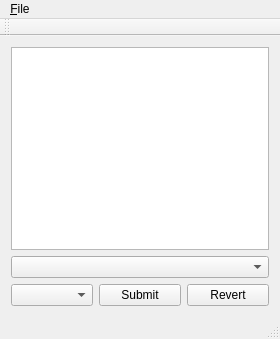
kupuk090/SQLBrowser, file mainwindow.ui: the form before one commit.
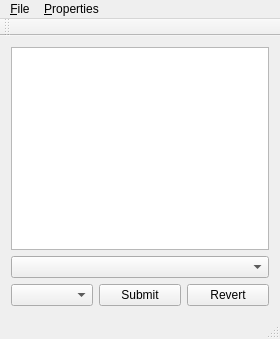
The form after the commit.

The edit to the form file:
```diff
--- a/mainwindow.ui
+++ b/mainwindow.ui
@@ -77,7 +77,14 @@
     </property>
     <addaction name="actionAdd_Connection"/>
    </widget>
+   <widget class="QMenu" name="menuProperties">
+    <property name="title">
+     <string>&amp;Properties</string>
+    </property>
+    <addaction name="actionHide_vertical_headers"/>
+   </widget>
    <addaction name="menuFile"/>
+   <addaction name="menuProperties"/>
   </widget>
   <widget class="QToolBar" name="mainToolBar">
    <attribute name="toolBarArea">
```
Left out of the diff: 17 changed lines with no effect on the pictures.
